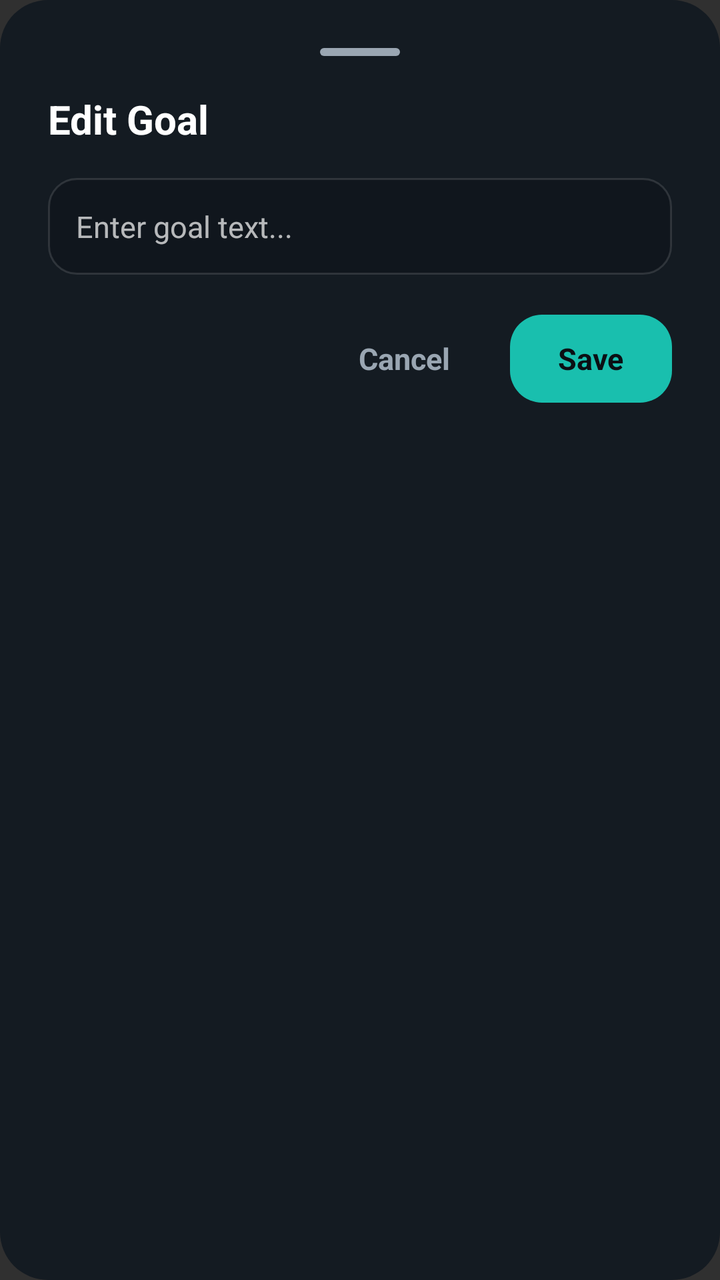
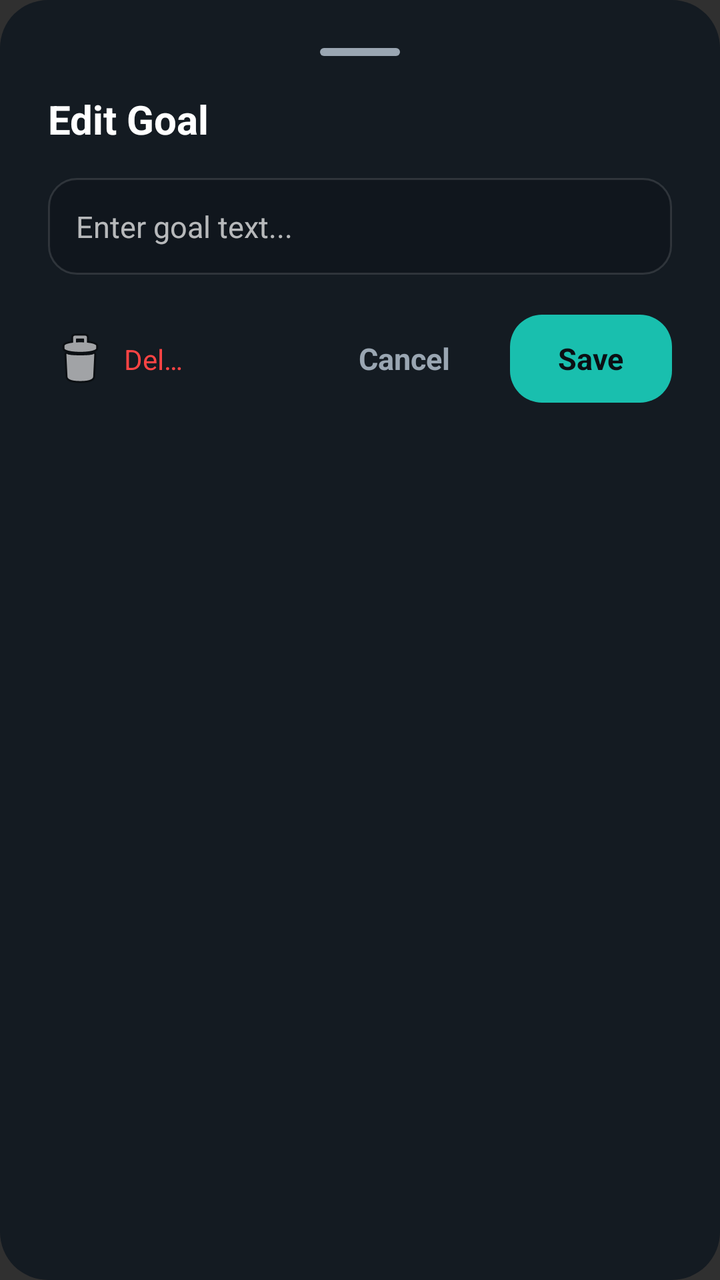

Before-and-after screenshots of an Android layout around one commit, followed by the original layout XML and the change that was made.
<!-- AndroidManifest.xml: application theme Theme.AppCompat.NoActionBar -->
<!-- res/layout/dialog_edit_goal.xml -->
<?xml version="1.0" encoding="utf-8"?>
<LinearLayout xmlns:android="http://schemas.android.com/apk/res/android"
    android:layout_width="match_parent"
    android:layout_height="wrap_content"
    android:orientation="vertical"
    android:background="@drawable/bg_dialog_rounded"
    android:padding="24dp">

    
    <View
        android:layout_width="40dp"
        android:layout_height="4dp"
        android:layout_gravity="center_horizontal"
        android:background="@drawable/bg_goals_handle"
        android:layout_marginBottom="18dp" />

    
    <TextView
        android:layout_width="wrap_content"
        android:layout_height="wrap_content"
        android:text="Edit Goal"
        android:textColor="@color/menu_text_primary"
        android:textSize="20sp"
        android:textStyle="bold"
        android:layout_marginBottom="16dp" />

    
    <EditText
        android:id="@+id/editGoalInput"
        android:layout_width="match_parent"
        android:layout_height="wrap_content"
        android:background="@drawable/bg_login_input"
        android:padding="14dp"
        android:textSize="15sp"
        android:textColor="@color/menu_text_primary"
        android:hint="Enter goal text..."
        android:inputType="text"
        android:maxLines="3"
        android:layout_marginBottom="20dp" />

    
    <LinearLayout
        android:layout_width="match_parent"
        android:layout_height="wrap_content"
        android:orientation="horizontal"
        android:gravity="end">

        <TextView
            android:id="@+id/editGoalCancel"
            android:layout_width="wrap_content"
            android:layout_height="44dp"
            android:gravity="center"
            android:paddingStart="20dp"
            android:paddingEnd="20dp"
            android:text="Cancel"
            android:textColor="@color/menu_text_secondary"
            android:textSize="15sp"
            android:textStyle="bold" />

        <TextView
            android:id="@+id/editGoalSave"
            android:layout_width="wrap_content"
            android:layout_height="44dp"
            android:layout_marginStart="10dp"
            android:gravity="center"
            android:paddingStart="24dp"
            android:paddingEnd="24dp"
            android:background="@drawable/bg_dialog_edit_btn"
            android:text="Save"
            android:textColor="@color/menu_bg"
            android:textSize="15sp"
            android:textStyle="bold" />

    </LinearLayout>

</LinearLayout>
<!-- resources referenced by this layout -->
<resources>
  <color name="menu_bg">#FF0B0F14</color>
  <color name="menu_text_primary">#FFFFFFFF</color>
  <color name="menu_text_secondary">#FF9AA6B2</color>
  <!-- drawable bg_dialog_edit_btn (drawable) -->
  <?xml version="1.0" encoding="utf-8"?>
  <shape xmlns:android="http://schemas.android.com/apk/res/android">
      <solid android:color="@color/menu_teal" />
      <corners android:radius="16dp" />
  </shape>
  <!-- drawable bg_dialog_rounded (drawable) -->
  <?xml version="1.0" encoding="utf-8"?>
  <shape xmlns:android="http://schemas.android.com/apk/res/android">
      <solid android:color="@color/menu_surface" />
      <corners android:radius="24dp" />
  </shape>
  <!-- drawable bg_goals_handle (drawable) -->
  <?xml version="1.0" encoding="utf-8"?>
  <shape xmlns:android="http://schemas.android.com/apk/res/android">
      <solid android:color="@color/menu_text_secondary" />
      <corners android:radius="10dp" />
  </shape>
  <!-- drawable bg_login_input (drawable) -->
  <?xml version="1.0" encoding="utf-8"?>
  <shape xmlns:android="http://schemas.android.com/apk/res/android">
      <solid android:color="@color/menu_surface_alt" />
      <corners android:radius="14dp" />
      <stroke android:width="1dp" android:color="#1FFFFFFF" />
  </shape>
  <color name="menu_teal">#FF19BFAE</color>
  <color name="menu_surface">#FF141B22</color>
  <color name="menu_surface_alt">#FF10161D</color>
</resources>

<!-- the commit's change to res/layout/dialog_edit_goal.xml (unified diff, before → after) -->
@@ -42,8 +42,26 @@
     <LinearLayout
         android:layout_width="match_parent"
         android:layout_height="wrap_content"
-        android:orientation="horizontal"
-        android:gravity="end">
+        android:orientation="horizontal">
+
+        <TextView
+            android:id="@+id/editGoalDelete"
+            android:layout_width="0dp"
+            android:layout_height="44dp"
+            android:layout_weight="1"
+            android:gravity="center"
+            android:singleLine="true"
+            android:foreground="?attr/selectableItemBackground"
+            android:drawablePadding="6dp"
+            android:drawableStart="@android:drawable/ic_menu_delete"
+            android:text="Delete"
+            android:textColor="#FFFF4444"
+            android:textSize="14sp" />
+
+        <Space
+            android:layout_width="0dp"
+            android:layout_height="0dp"
+            android:layout_weight="1" />
 
         <TextView
             android:id="@+id/editGoalCancel"
